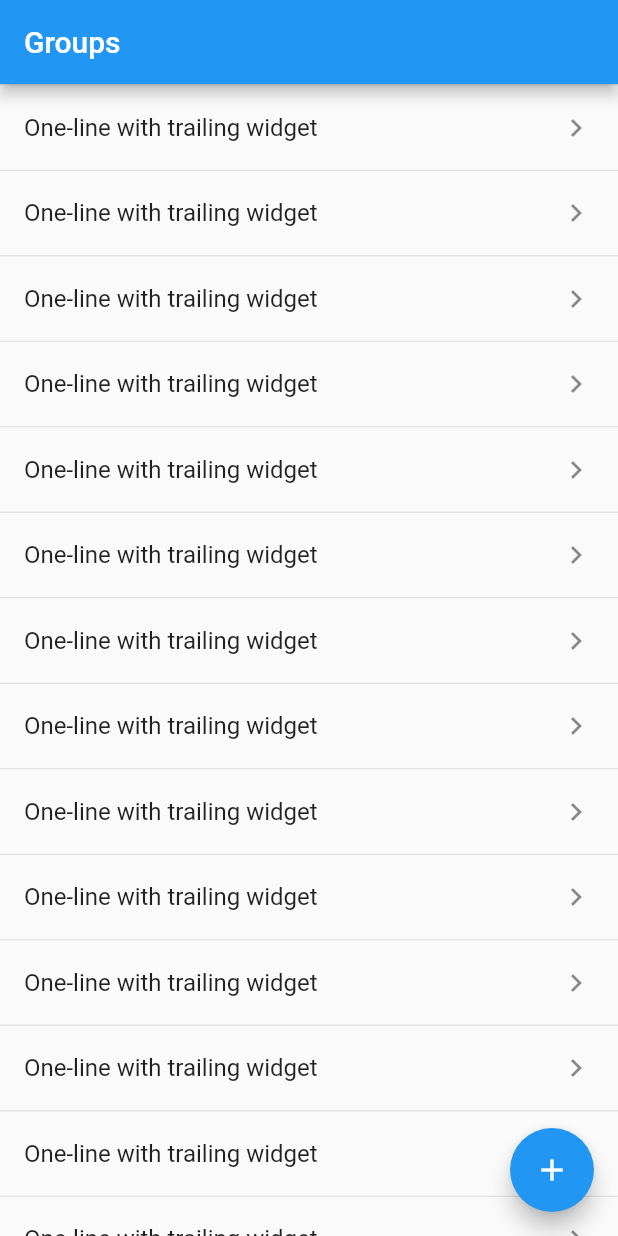
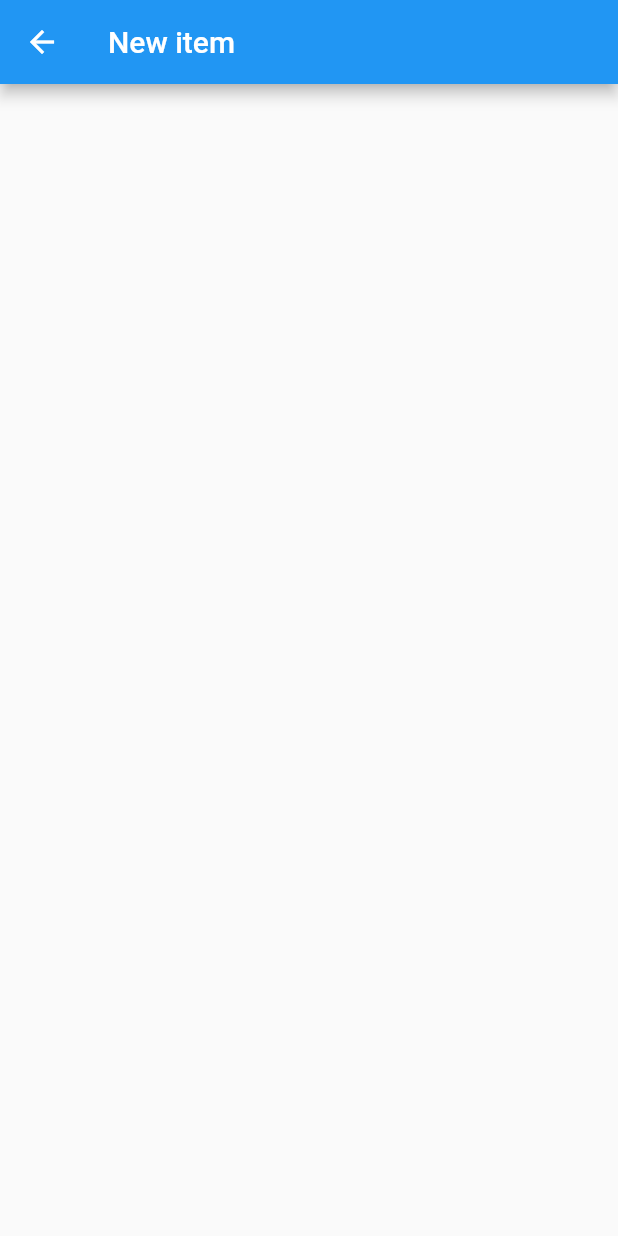
Before and after one commit to DanilGorbunov/flutter_myfirst_todo, a Flutter app: the screen it shows after launch, after a tap on the "add" icon, on a phone screen of 412 x 824 dp. Run offline on Flutter 3.47's test engine with Material 2 defaults, Android fonts, the phone set to English and light mode, and no system bars; drawn by our look-alikes of flutter_slidable.

Commit message:
add screen new group

```diff
--- a/lib/widgets/app/my_app.dart
+++ b/lib/widgets/app/my_app.dart
@@ -1,3 +1,4 @@
+import 'package:flutter_todo/widgets/group_form/group_form_widget.dart';
 import 'package:flutter_todo/widgets/groups/groups_widget.dart';
 import 'package:flutter/material.dart';
 
@@ -10,6 +11,7 @@ class MyApp extends StatelessWidget {
       title: 'Flutter Demo',
       routes: {
         '/groups': (context) => const GroupsWidget(),
+        '/groups/form': (context) => const GroupFormWidget(),
       },
       initialRoute: '/groups',
       theme: ThemeData(
--- /dev/null
+++ b/lib/widgets/group_form/group_form_widget.dart
@@ -0,0 +1,14 @@
+import 'package:flutter/material.dart';
+
+class GroupFormWidget extends StatelessWidget {
+  const GroupFormWidget({Key? key}) : super(key: key);
+
+  @override
+  Widget build(BuildContext context) {
+    return Scaffold(
+      appBar: AppBar(
+        title: const Text('New item'),
+      ),
+    );
+  }
+}
--- a/lib/widgets/groups/groups_widget.dart
+++ b/lib/widgets/groups/groups_widget.dart
@@ -3,6 +3,10 @@ import 'package:flutter_slidable/flutter_slidable.dart';
 
 class GroupsWidget extends StatelessWidget {
   const GroupsWidget({Key? key}) : super(key: key);
+
+  void showForm(BuildContext context) {
+    Navigator.of(context).pushNamed('/groups/form');
+  }
 
   @override
   Widget build(BuildContext context) {
@@ -12,7 +16,7 @@ class GroupsWidget extends StatelessWidget {
       ),
       body: const _GroupListWidget(),
       floatingActionButton: FloatingActionButton(
-        onPressed: () {},
+        onPressed: () => showForm(context),
         child: const Icon(Icons.add),
       ),
     );
@@ -49,10 +53,22 @@ class _GroupListRowWidget extends StatelessWidget {
   @override
   Widget build(BuildContext context) {
     return Slidable(
-      actionPane: const SlidableDrawerActionPane(),
-      child: const ListTile(
-        title: Text('One-line with trailing widget'),
-        trailing: Icon(Icons.chevron_right),
+      actionPane: const SlidableBehindActionPane(),
+      secondaryActions: <Widget>[
+        IconSlideAction(
+          caption: 'Delete',
+          color: Colors.red,
+          icon: Icons.delete,
+          onTap: () => () {},
+        ),
+      ],
+      child: ColoredBox(
+        color: Colors.white,
+        child: ListTile(
+          title: Text('One-line with trailing widget'),
+          trailing: const Icon(Icons.chevron_right),
+          onTap: () {},
+        ),
       ),
     );
   }
```
Also changed, not shown: lib/widgets/group_form/group_form_widget_model.dart (added).
